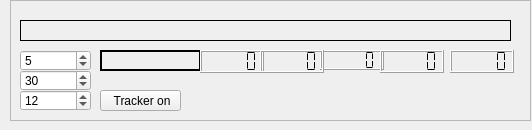
Old version of the form decoders/cw-decoder/cw-decoder.ui in the repository JvanKatwijk/swradio-8.
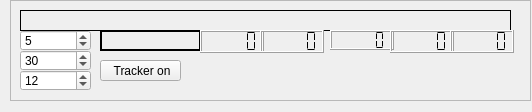
New version of the form.

The edit to the form file:
```diff
--- a/decoders/cw-decoder/cw-decoder.ui
+++ b/decoders/cw-decoder/cw-decoder.ui
@@ -7,7 +7,7 @@
     <x>0</x>
     <y>0</y>
     <width>532</width>
-    <height>130</height>
+    <height>112</height>
    </rect>
   </property>
   <property name="windowTitle">
@@ -19,7 +19,7 @@
      <x>10</x>
      <y>0</y>
      <width>521</width>
-     <height>121</height>
+     <height>101</height>
     </rect>
    </property>
    <property name="frameShape">
@@ -32,7 +32,7 @@
     <property name="geometry">
      <rect>
       <x>90</x>
-      <y>50</y>
+      <y>30</y>
       <width>101</width>
       <height>21</height>
      </rect>
@@ -54,7 +54,7 @@
     <property name="geometry">
      <rect>
       <x>10</x>
-      <y>20</y>
+      <y>10</y>
       <width>491</width>
       <height>21</height>
      </rect>
@@ -70,7 +70,7 @@
     <property name="geometry">
      <rect>
       <x>10</x>
-      <y>50</y>
+      <y>30</y>
       <width>71</width>
       <height>21</height>
      </rect>
@@ -86,7 +86,7 @@
     <property name="geometry">
      <rect>
       <x>10</x>
-      <y>70</y>
+      <y>50</y>
       <width>71</width>
       <height>21</height>
      </rect>
@@ -102,7 +102,7 @@
     <property name="geometry">
      <rect>
       <x>10</x>
-      <y>90</y>
+      <y>70</y>
       <width>71</width>
       <height>21</height>
      </rect>
@@ -117,8 +117,8 @@
    <widget class="QLCDNumber" name="actualWPM">
     <property name="geometry">
      <rect>
-      <x>310</x>
-      <y>50</y>
+      <x>320</x>
+      <y>30</y>
       <width>64</width>
       <height>20</height>
      </rect>
@@ -134,7 +134,7 @@
     <property name="geometry">
      <rect>
       <x>90</x>
-      <y>90</y>
+      <y>60</y>
       <width>81</width>
       <height>21</height>
      </rect>
@@ -146,8 +146,8 @@
    <widget class="QLCDNumber" name="noiseLeveldisplay">
     <property name="geometry">
      <rect>
-      <x>370</x>
-      <y>50</y>
+      <x>380</x>
+      <y>30</y>
       <width>64</width>
       <height>23</height>
      </rect>
@@ -163,7 +163,7 @@
     <property name="geometry">
      <rect>
       <x>440</x>
-      <y>50</y>
+      <y>30</y>
       <width>64</width>
       <height>23</height>
      </rect>
@@ -179,7 +179,7 @@
     <property name="geometry">
      <rect>
       <x>190</x>
-      <y>50</y>
+      <y>30</y>
       <width>64</width>
       <height>23</height>
      </rect>
@@ -195,7 +195,7 @@
     <property name="geometry">
      <rect>
       <x>250</x>
-      <y>50</y>
+      <y>30</y>
       <width>64</width>
       <height>23</height>
      </rect>
```
